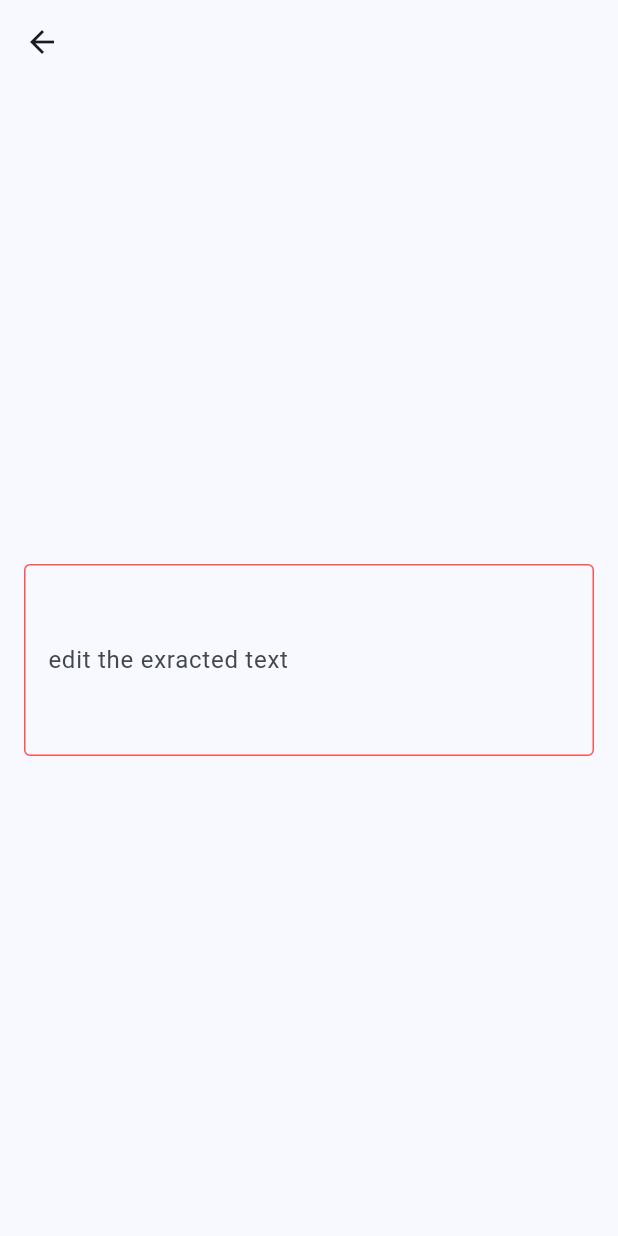
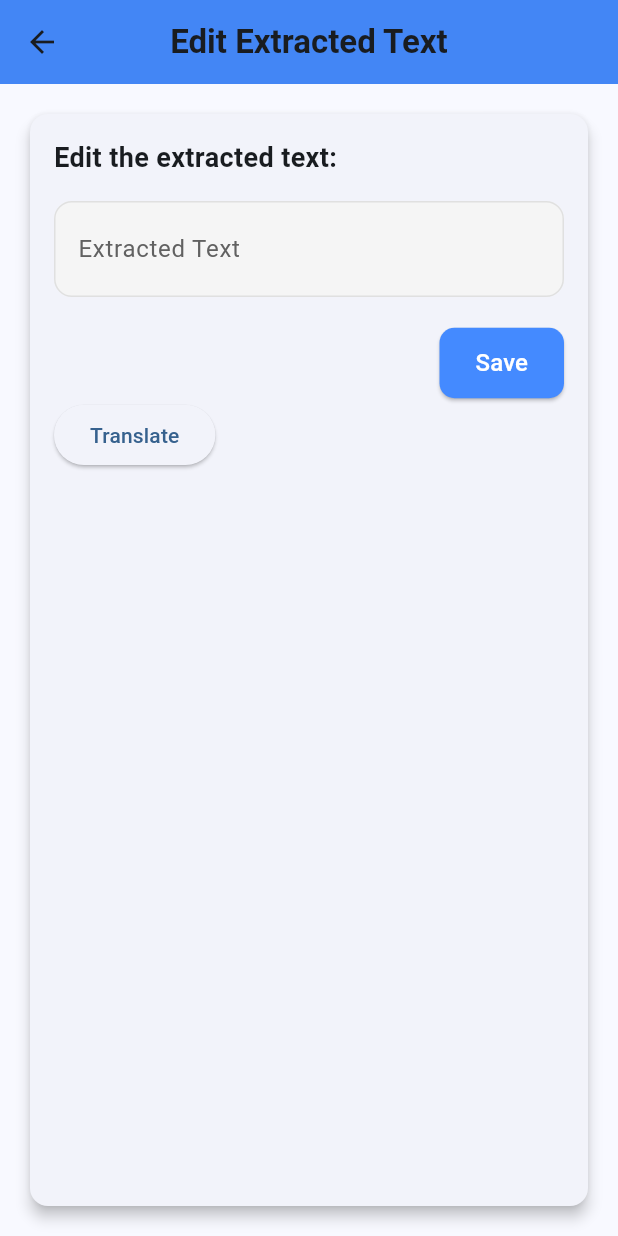
Before and after one commit to gaurav95998030/image_to_text, a Flutter app: the EditTextScreen screen opened directly, on a phone screen of 412 x 824 dp. Run offline on Flutter 3.47's test engine with Material 3 defaults, Android fonts, the phone set to English and light mode, and no system bars; our stand-ins replace adaptive_theme, animated_text_kit, firebase_core, flutter_riverpod, flutter_spinkit, image_picker and 1 more; missing offline and left inert: google_mlkit_text_recognition, google_mlkit_translation; accounts and stored records are empty.

```diff
--- a/lib/screens/edit_text.dart
+++ b/lib/screens/edit_text.dart
@@ -1,48 +1,160 @@
-
-
 import 'package:flutter/material.dart';
 import 'package:flutter_riverpod/flutter_riverpod.dart';
+import 'package:google_mlkit_translation/google_mlkit_translation.dart';
 import 'package:image_to_text/providers/recogonized_text_provider.dart';
 
 class EditTextScreen extends StatefulWidget {
-  const EditTextScreen({super.key});
+  const EditTextScreen({Key? key}) : super(key: key);
 
   @override
   State<EditTextScreen> createState() => _EditTextScreenState();
 }
 
 class _EditTextScreenState extends State<EditTextScreen> {
+  final TranslateLanguage sourceLanguage = TranslateLanguage.english;
+  final TranslateLanguage targetLanguage = TranslateLanguage.hindi;
+
+  void handleTranslateClick(String? text) async {
+    if (text != null) {
+      try {
+        print("Original text: $text");
+        final onDeviceTranslator = OnDeviceTranslator(
+          sourceLanguage: sourceLanguage,
+          targetLanguage: targetLanguage,
+        );
+        print("Translator initialized");
+
+        final modelManager = OnDeviceTranslatorModelManager();
+
+        // Check if source model is downloaded
+        final bool isSourceModelDownloaded =
+        await modelManager.isModelDownloaded(sourceLanguage.bcpCode);
+        print("Source model downloaded: $isSourceModelDownloaded");
+
+        if (!isSourceModelDownloaded) {
+          await modelManager.downloadModel(sourceLanguage.bcpCode);
+          print("Source model downloaded");
+        }
+
+        // Check if target model is downloaded
+        final bool isTargetModelDownloaded =
+        await modelManager.isModelDownloaded(targetLanguage.bcpCode);
+        print("Target model downloaded: $isTargetModelDownloaded");
+
+        if (!isTargetModelDownloaded) {
+          await modelManager.downloadModel(targetLanguage.bcpCode);
+          print("Target model downloaded");
+        } else {
+          print("Target model is already downloaded.");
+        }
+
+        // Now perform translation
+        final String translatedText =
+        await onDeviceTranslator.translateText(text);
+        print("Translated text: $translatedText");
+
+      } catch (err) {
+        print("Error during translation: $err");
+      }
+    } else {
+      print("Text is null");
+    }
+  }
+
+
+
   @override
   Widget build(BuildContext context) {
     return Scaffold(
       appBar: AppBar(
-
+        title: const Text(
+          "Edit Extracted Text",
+          style: TextStyle(fontWeight: FontWeight.bold),
+        ),
+        backgroundColor: Colors.blueAccent,
+        elevation: 4,
+        centerTitle: true,
       ),
       body: Consumer(
-          builder: (context,ref,child) {
-            String ? text = ref.read(recogonizedTextProvider);
+        builder: (context, ref, child) {
+          String? text = ref.read(recogonizedTextProvider);
+
           return Padding(
             padding: const EdgeInsets.all(16.0),
-              child: Center(
-                child: TextFormField(
+            child: Card(
+              elevation: 4,
+              shape: RoundedRectangleBorder(
+                borderRadius: BorderRadius.circular(12),
+              ),
+              child: Padding(
+                padding: const EdgeInsets.all(16.0),
+                child: Column(
+                  crossAxisAlignment: CrossAxisAlignment.start,
+                  children: [
+                    const Text(
+                      "Edit the extracted text:",
+                      style: TextStyle(
+                        fontSize: 18,
+                        fontWeight: FontWeight.bold,
+                      ),
+                    ),
+                    const SizedBox(height: 16),
+                    TextFormField(
                       initialValue: text,
                       keyboardType: TextInputType.multiline,
-                  maxLines: 4,
-                  decoration: const InputDecoration(
-
-                    label: Text("edit the exracted text"),
+                      maxLines: null, // Allows the input to expand as needed
+                      style: const TextStyle(fontSize: 16),
+                      decoration: InputDecoration(
+                        labelText: "Extracted Text",
+                        alignLabelWithHint: true,
+                        labelStyle: TextStyle(color: Colors.grey.shade700),
+                        filled: true,
+                        fillColor: Colors.grey.shade100,
+                        contentPadding:
+                        const EdgeInsets.symmetric(vertical: 20, horizontal: 12),
                         enabledBorder: OutlineInputBorder(
-                          borderSide: BorderSide(width: 1, color: Colors.redAccent)
+                          borderRadius: BorderRadius.circular(12),
+                          borderSide: BorderSide(width: 1, color: Colors.grey.shade300),
                         ),
                         focusedBorder: OutlineInputBorder(
-                          borderSide: BorderSide(width: 1, color: Colors.blueAccent)
-                      )
+                          borderRadius: BorderRadius.circular(12),
+                          borderSide: const BorderSide(width: 1.5, color: Colors.blueAccent),
+                        ),
+                      ),
+                    ),
+                    const SizedBox(height: 20),
+                    Align(
+                      alignment: Alignment.centerRight,
+                      child: ElevatedButton(
+                        onPressed: () {
+                          // Add functionality for saving the edited text
+                        },
+                        style: ElevatedButton.styleFrom(
+                          padding: const EdgeInsets.symmetric(horizontal: 24, vertical: 12),
+                          backgroundColor: Colors.blueAccent,
+                          shape: RoundedRectangleBorder(
+                            borderRadius: BorderRadius.circular(10),
+                          ),
+                        ),
+                        child: const Text(
+                          "Save",
+                          style: TextStyle(fontSize: 16, color: Colors.white),
+                        ),
+                      ),
+                    ),
+                    ElevatedButton(
+                      onPressed: () {
+                        handleTranslateClick(text);
+                      },
+                      child: const Text("Translate"),
+                    ),
+                  ],
                 ),
               ),
             ),
           );
-          }
+        },
       ),
-    ) ;
+    );
   }
 }
--- a/pubspec.yaml
+++ b/pubspec.yaml
@@ -37,11 +37,11 @@ dependencies:
   cupertino_icons: ^1.0.2
   firebase_core: ^2.24.2
   image_picker: ^1.0.7
-
+  google_mlkit_translation: ^0.12.0
   flutter_spinkit: ^5.2.0
   animated_text_kit: ^4.2.2
   flutter_riverpod: ^2.4.10
-  google_mlkit_text_recognition: ^0.11.0
+  google_mlkit_text_recognition: 0.14.0
   shared_preferences: ^2.2.2
   adaptive_theme: ^3.6.0
 
```
Also changed, not shown: lib/screens/home.dart (+48 -31 lines), pubspec.lock, 1 other file. Lines whose indentation alone changed are shown as unchanged.
